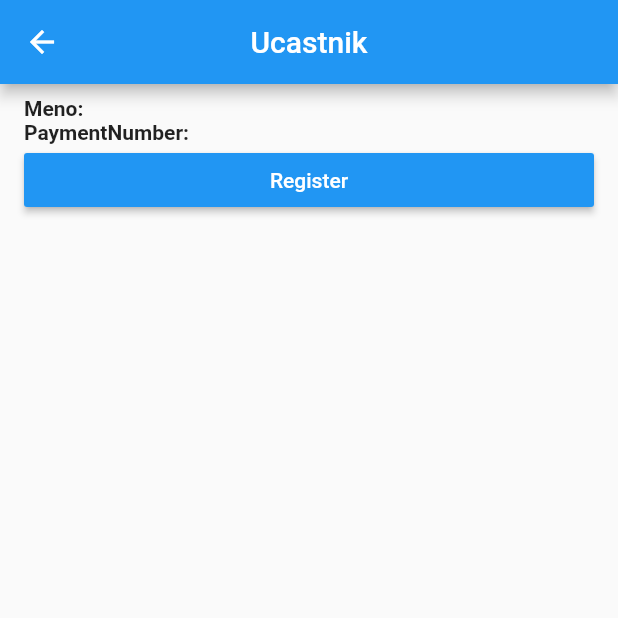
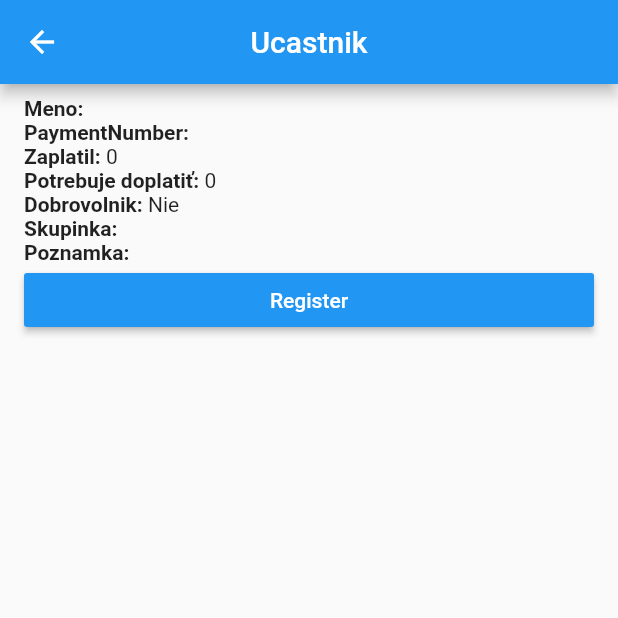
Before and after one commit to ssimk0/domcek-mobile-registration, a Flutter app: the ParticipantDetail screen opened directly with empty values, on a phone screen of 412 x 824 dp, the top half of it. Run offline on Flutter 3.47's test engine with Material 2 defaults, Android fonts, the phone set to English and light mode, and no system bars; drawn by our look-alikes of flutter_html; missing offline and left inert: barcode_scan; statements that could not run were skipped.

Commit message:
add more detail about participant to detail view

```diff
--- a/lib/model/participant.dart
+++ b/lib/model/participant.dart
@@ -35,7 +35,7 @@ class Participant {
       note: json['note'],
       needPay: json['need_pay'],
       paid: json['paid'],
-      volunteerType: json['volunteer_type_id'].toString(),
+      volunteerType: json['name'].toString(),
       groupName: json['group_name'],
       onRegistration: json['on_registration'],
       wasOnEvent: json['was_on_event'] == 1,
--- a/lib/participant_detail.dart
+++ b/lib/participant_detail.dart
@@ -1,5 +1,6 @@
 import 'package:domcek_registration_mobile/model/participant.dart';
 import 'package:flutter/material.dart';
+import 'package:flutter_html/flutter_html.dart';
 
 class ParticipantDetail extends StatelessWidget {
   final Participant participant;
@@ -40,13 +41,59 @@ class ParticipantDetail extends StatelessWidget {
       child: ListView(children: <Widget>[
         Row(
           children: <Widget>[
-            Text('Meno: ', style: TextStyle(fontWeight: FontWeight.bold),),
-            Text(this.participant.firstName)],
+            Text(
+              'Meno: ',
+              style: TextStyle(fontWeight: FontWeight.bold),
+            ),
+            Text(this.participant.firstName)
+          ],
         ),
         Row(
           children: <Widget>[
-            Text('PaymentNumber: ', style: TextStyle(fontWeight: FontWeight.bold)),
+            Text('PaymentNumber: ',
+                style: TextStyle(fontWeight: FontWeight.bold)),
             Text(this.participant.paymentNumber)
+          ],
+        ),
+        Row(
+          children: <Widget>[
+            Text('Zaplatil: ', style: TextStyle(fontWeight: FontWeight.bold)),
+            Text(this.participant.paid.toString())
+          ],
+        ),
+        Row(
+          children: <Widget>[
+            Text('Potrebuje doplatiť: ',
+                style: TextStyle(fontWeight: FontWeight.bold)),
+            Text(this.participant.needPay.toString())
+          ],
+        ),
+        Row(
+          children: <Widget>[
+            Text('Dobrovolnik: ',
+                style: TextStyle(fontWeight: FontWeight.bold)),
+            Text(this.participant.volunteerType != null &&
+                    this.participant.volunteerType != ''
+                ? this.participant.volunteerType
+                : 'Nie')
+          ],
+        ),
+        Row(
+          children: <Widget>[
+            Text('Skupinka: ', style: TextStyle(fontWeight: FontWeight.bold)),
+            Text(this.participant.groupName != null
+                ? this.participant.groupName
+                : '')
+          ],
+        ),
+        Row(
+          children: <Widget>[
+            Text('Poznamka: ', style: TextStyle(fontWeight: FontWeight.bold)),
+            Expanded(
+                child: Html(
+                    data: this.participant.note != null
+                        ? this.participant.note
+                        : '')),
           ],
         ),
         RaisedButton(
@@ -54,8 +101,8 @@ class ParticipantDetail extends StatelessWidget {
             textColor: Colors.white,
             splashColor: Colors.blueGrey,
             onPressed: (() => {
-              // register it
-            }),
+                  // register it
+                }),
             child: const Text('Register')),
       ]),
     );
--- a/pubspec.yaml
+++ b/pubspec.yaml
@@ -28,6 +28,7 @@ dependencies:
   qr_flutter: ^1.1.6
   http: ^0.12.0
   scoped_model: ^1.0.1
+  flutter_html: ^0.9.6
 
 dev_dependencies:
   flutter_test:
```
Also changed, not shown: pubspec.lock.
